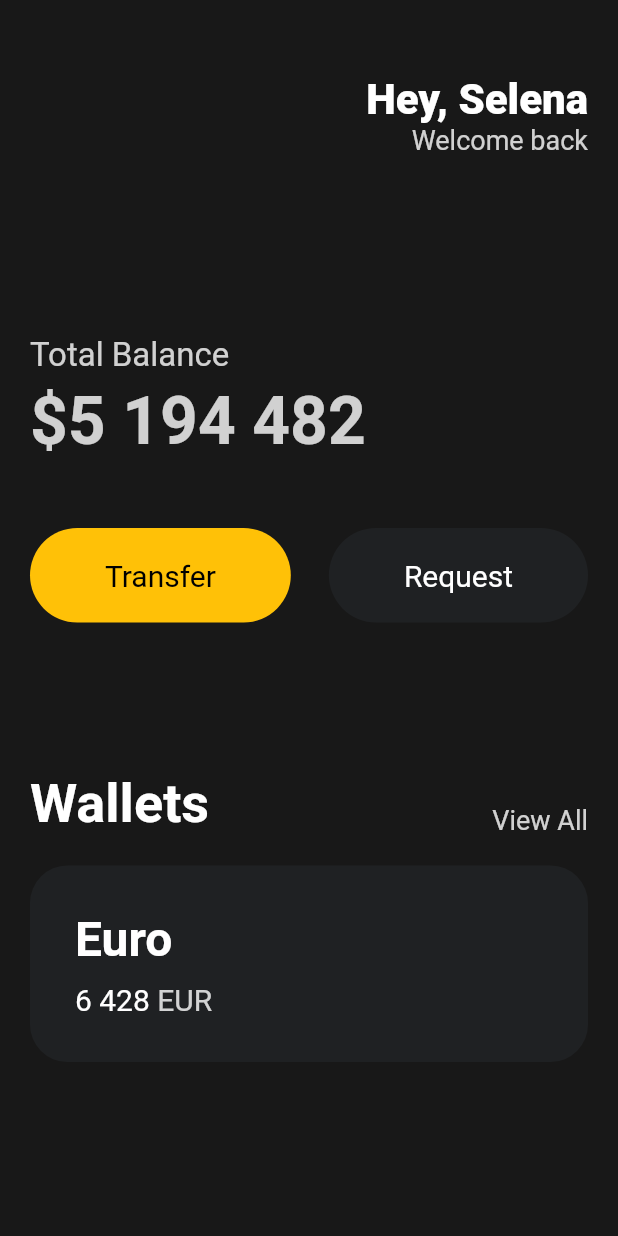
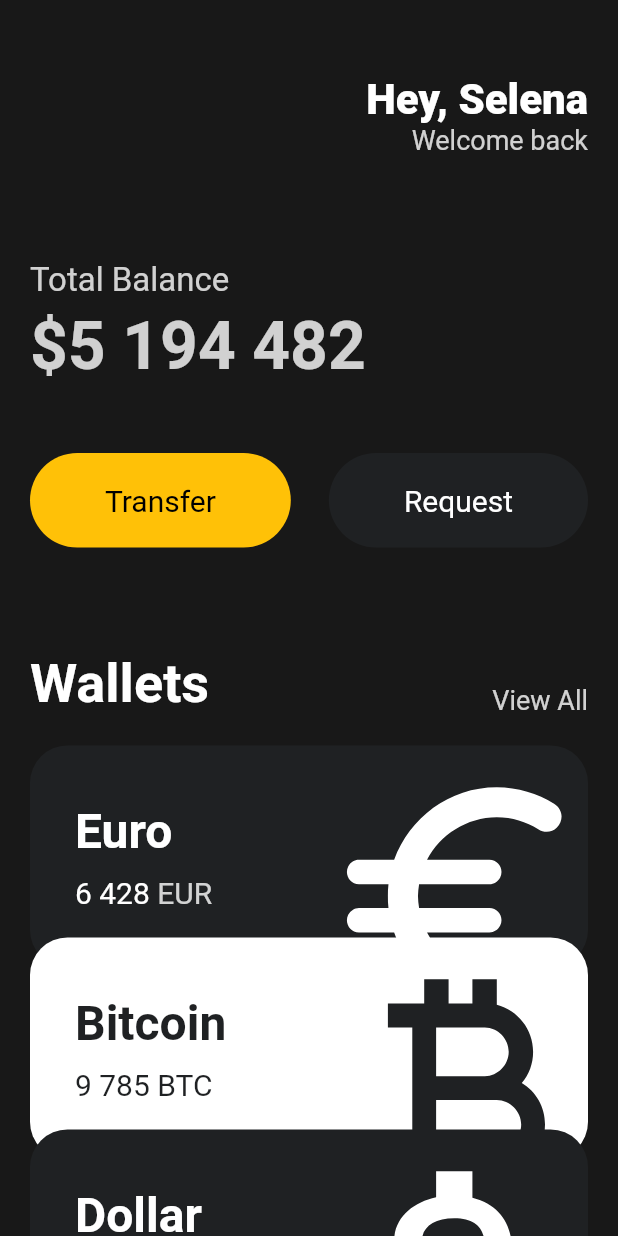
Before and after one commit to blueland99/FlutterExample, a Flutter app: the screen it shows after launch, on a phone screen of 412 x 824 dp. Run offline on Flutter 3.47's test engine with Material 2 defaults, Android fonts, the phone set to English and light mode, and no system bars.

Commit message:
카드 widget class로 분리하여 적용

```diff
--- a/lib/main.dart
+++ b/lib/main.dart
@@ -1,5 +1,6 @@
 import 'package:flutter/material.dart';
 import 'package:flutter_example/widgets/button.dart';
+import 'package:flutter_example/widgets/currency_card.dart';
 
 void main() {
   runApp(App());
@@ -11,7 +12,8 @@ class App extends StatelessWidget {
     return MaterialApp(
       home: Scaffold(
         backgroundColor: const Color(0xFF181818),
-        body: Padding(
+        body: SingleChildScrollView(
+          child: Padding(
             padding: const EdgeInsets.symmetric(
               horizontal: 20,
             ),
@@ -47,7 +49,7 @@ class App extends StatelessWidget {
                   ],
                 ),
                 const SizedBox(
-                height: 120,
+                  height: 70,
                 ),
                 Text(
                   'Total Balance',
@@ -84,7 +86,7 @@ class App extends StatelessWidget {
                   ],
                 ),
                 const SizedBox(
-                height: 100,
+                  height: 70,
                 ),
                 Row(
                   crossAxisAlignment: CrossAxisAlignment.end,
@@ -110,57 +112,32 @@ class App extends StatelessWidget {
                 const SizedBox(
                   height: 20,
                 ),
-              Container(
-                decoration: BoxDecoration(
-                  color: const Color(0xFF1f2123),
-                  borderRadius: BorderRadius.circular(25),
+                const CurrencyCard(
+                  name: 'Euro',
+                  code: 'EUR',
+                  amount: '6 428',
+                  icon: Icons.euro_rounded,
+                  isInverted: false,
+                  offset: 0,
                 ),
-                child: Padding(
-                  padding: const EdgeInsets.all(30),
-                  child: Row(
-                    children: [
-                      Column(
-                        crossAxisAlignment: CrossAxisAlignment.start,
-                        children: [
-                          const Text(
-                            'Euro',
-                            style: TextStyle(
-                              color: Colors.white,
-                              fontSize: 32,
-                              fontWeight: FontWeight.w600,
+                const CurrencyCard(
+                  name: 'Bitcoin',
+                  code: 'BTC',
+                  amount: '9 785',
+                  icon: Icons.currency_bitcoin,
+                  isInverted: true,
+                  offset: 1,
                 ),
-                          ),
-                          const SizedBox(
-                            height: 10,
-                          ),
-                          Row(
-                            children: [
-                              const Text(
-                                '6 428',
-                                style: TextStyle(
-                                  color: Colors.white,
-                                  fontSize: 20,
-                                ),
-                              ),
-                              const SizedBox(
-                                width: 5,
-                              ),
-                              Text(
-                                'EUR',
-                                style: TextStyle(
-                                  color: Colors.white.withOpacity(0.8),
-                                  fontSize: 20,
-                                ),
+                const CurrencyCard(
+                  name: 'Dollar',
+                  code: 'USD',
+                  amount: '482',
+                  icon: Icons.attach_money_outlined,
+                  isInverted: false,
+                  offset: 2,
                 ),
               ],
             ),
-                        ],
-                      ),
-                    ],
-                  ),
-                ),
-              ),
-            ],
           ),
         ),
       ),
--- /dev/null
+++ b/lib/widgets/currency_card.dart
@@ -0,0 +1,92 @@
+import 'package:flutter/material.dart';
+
+class CurrencyCard extends StatelessWidget {
+  final String name, code, amount;
+  final IconData icon;
+  final bool isInverted;
+  final double offset;
+
+  final _blackColor = const Color(0xFF1f2123);
+
+  const CurrencyCard({
+    super.key,
+    required this.name,
+    required this.code,
+    required this.amount,
+    required this.icon,
+    required this.isInverted,
+    required this.offset,
+  });
+
+  @override
+  Widget build(BuildContext context) {
+    return Transform.translate(
+      offset: Offset(0, -20 * offset),
+      child: Container(
+        clipBehavior: Clip.hardEdge,
+        decoration: BoxDecoration(
+          color: isInverted ? Colors.white : _blackColor,
+          borderRadius: BorderRadius.circular(25),
+        ),
+        child: Padding(
+          padding: const EdgeInsets.all(30),
+          child: Row(
+            mainAxisAlignment: MainAxisAlignment.spaceBetween,
+            children: [
+              Column(
+                crossAxisAlignment: CrossAxisAlignment.start,
+                children: [
+                  Text(
+                    name,
+                    style: TextStyle(
+                      color: isInverted ? _blackColor : Colors.white,
+                      fontSize: 32,
+                      fontWeight: FontWeight.w600,
+                    ),
+                  ),
+                  const SizedBox(
+                    height: 10,
+                  ),
+                  Row(
+                    children: [
+                      Text(
+                        amount,
+                        style: TextStyle(
+                          color: isInverted ? _blackColor : Colors.white,
+                          fontSize: 20,
+                        ),
+                      ),
+                      const SizedBox(
+                        width: 5,
+                      ),
+                      Text(
+                        code,
+                        style: TextStyle(
+                          color: isInverted
+                              ? _blackColor
+                              : Colors.white.withOpacity(0.8),
+                          fontSize: 20,
+                        ),
+                      ),
+                    ],
+                  ),
+                ],
+              ),
+              Transform.scale(
+                scale: 2.2,
+                child: Transform.translate(
+                  offset: const Offset(-5, 12),
+                  child: Icon(
+                    icon,
+                    color: isInverted ? _blackColor : Colors.white,
+                    size: 88,
+                  ),
+                ),
+              ),
+            ],
+          ),
+        ),
+      ),
+    );
+  }
+}
```
Lines whose indentation alone changed are shown as unchanged.
